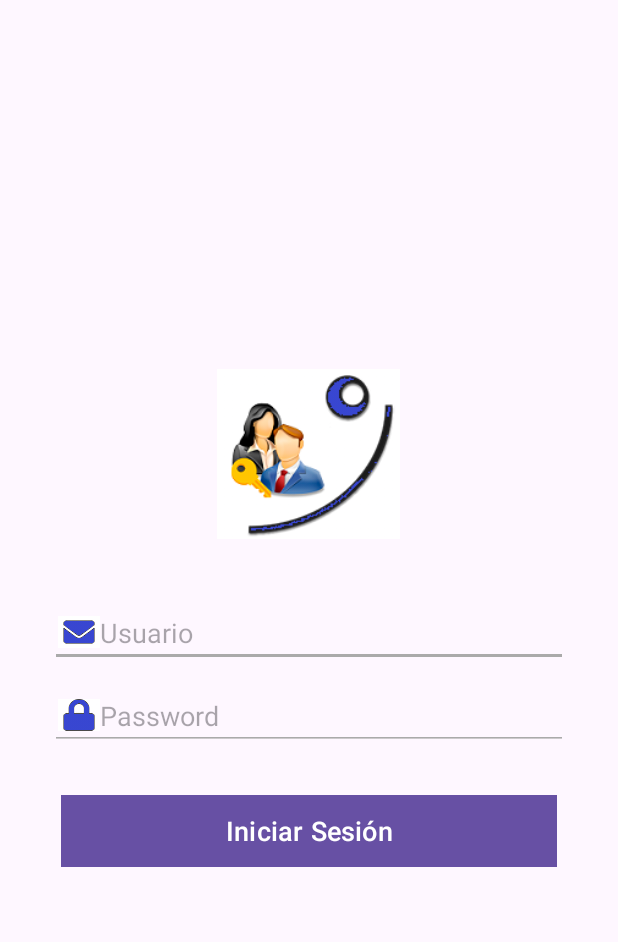
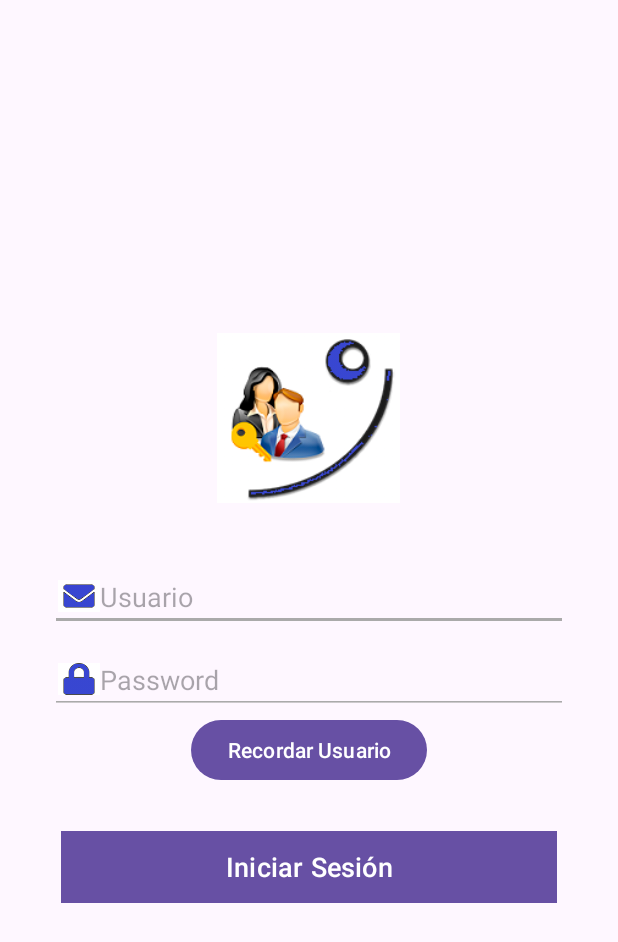
Before and after one commit to Ryuksito/ClienteBD, an Android app: the screen it shows after launch (MainActivity), on a phone screen of 412 x 824 dp. Shown: the top 942 px of the screen. Run offline under Robolectric (Android 15) with nearby library versions, the phone set to English and light mode, and no system bars; our stand-ins replace Volley; network calls fail.

Commit message:
commit para jaime

```diff
--- a/app/src/main/java/com/example/mysql/MainActivity.java
+++ b/app/src/main/java/com/example/mysql/MainActivity.java
@@ -1,8 +1,10 @@
 package com.example.mysql;
 
 import android.content.Intent;
+import android.content.SharedPreferences;
 import android.os.Bundle;
 import android.util.Log;
+import android.widget.Button;
 import android.widget.EditText;
 import android.view.View;
 import android.widget.Toast;
@@ -30,20 +32,36 @@ public class MainActivity extends AppCompatActivity {
 
     private EditText login;
     private EditText password;
+    private Button buttonRemember;
 
     @Override
     protected void onCreate(Bundle savedInstanceState) {
         super.onCreate(savedInstanceState);
         EdgeToEdge.enable(this);
         setContentView(R.layout.activity_main);
-        ViewCompat.setOnApplyWindowInsetsListener(findViewById(R.id.main), (v, insets) -> {
-            Insets systemBars = insets.getInsets(WindowInsetsCompat.Type.systemBars());
-            v.setPadding(systemBars.left, systemBars.top, systemBars.right, systemBars.bottom);
-            return insets;
-        });
+
+        SharedPreferences sharedPreferences = getSharedPreferences("UserLogin", MODE_PRIVATE);
+        String savedUsuario = sharedPreferences.getString("usuario", "");
+        String savedPassword = sharedPreferences.getString("password", "");
 
         login = findViewById(R.id.id_usuario);
         password = findViewById(R.id.id_clave);
+        buttonRemember = findViewById(R.id.buttonRemember); // Inicializar el botón
+
+        login.setText(savedUsuario);
+        password.setText(savedPassword);
+        validateUser();
+
+        buttonRemember.setOnClickListener(new View.OnClickListener() {
+            @Override
+            public void onClick(View v) {
+                // Rellenar campos de usuario y contraseña
+                login.setText(savedUsuario);
+                password.setText(savedPassword);
+                Toast.makeText(MainActivity.this, "Campos rellenados", Toast.LENGTH_SHORT).show();
+            }
+        });
+
         findViewById(R.id.btnLogin).setOnClickListener(new View.OnClickListener() {
             @Override
             public void onClick(View v) {
@@ -65,7 +83,6 @@ public class MainActivity extends AppCompatActivity {
                 new Response.Listener<String>() {
                     @Override
                     public void onResponse(String response) {
-//                        import org.json.JSONObject;
                         try {
                             JSONObject jsonResponse = new JSONObject(response);
 
@@ -73,9 +90,12 @@ public class MainActivity extends AppCompatActivity {
                                 String errorMessage = jsonResponse.getString("error");
                                 Toast.makeText(MainActivity.this, errorMessage, Toast.LENGTH_SHORT).show();
                             } else {
+                                saveCredentials(usuario, clave);
                                 Toast.makeText(MainActivity.this, "Usuario Correcto", Toast.LENGTH_SHORT).show();
                                 Intent intent = new Intent(MainActivity.this, PrincipalActivity.class);
+
                                 startActivity(intent);
+                                finish();
                             }
                         } catch (JSONException e) {
                             Log.e("Response", "Error al parsear la respuesta JSON", e);
@@ -100,4 +120,12 @@ public class MainActivity extends AppCompatActivity {
 
         Volley.newRequestQueue(this).add(stringRequest);
     }
+
+    private void saveCredentials(String usuario, String clave) {
+        SharedPreferences sharedPreferences = getSharedPreferences("UserLogin", MODE_PRIVATE);
+        SharedPreferences.Editor editor = sharedPreferences.edit();
+        editor.putString("usuario", usuario);
+        editor.putString("password", clave);
+        editor.apply();
+    }
 }
--- a/app/src/main/res/layout/activity_main.xml
+++ b/app/src/main/res/layout/activity_main.xml
@@ -53,6 +53,13 @@
                 android:inputType="textPassword"
                 android:paddingLeft="5dp" />
 
+
+            <Button
+                android:id="@+id/buttonRemember"
+                android:layout_width="wrap_content"
+                android:layout_height="wrap_content"
+                android:text="Recordar Usuario"/>
+
             <Button
                 android:id="@+id/btnLogin"
                 android:layout_width="match_parent"
```
Also changed, not shown: app/src/main/java/com/example/mysql/activities/PrincipalActivity.java (+26 -0 lines), app/src/main/res/layout/activity_inicio.xml (+8 -0 lines).
